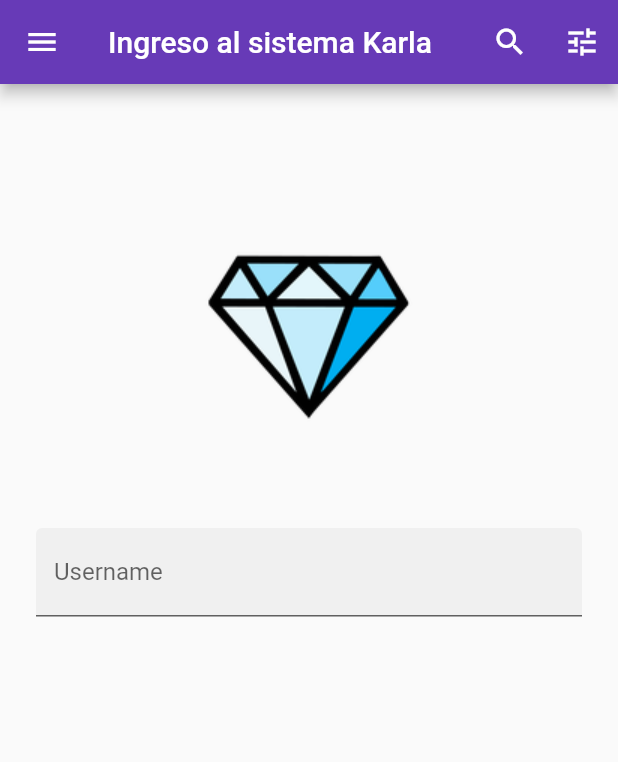
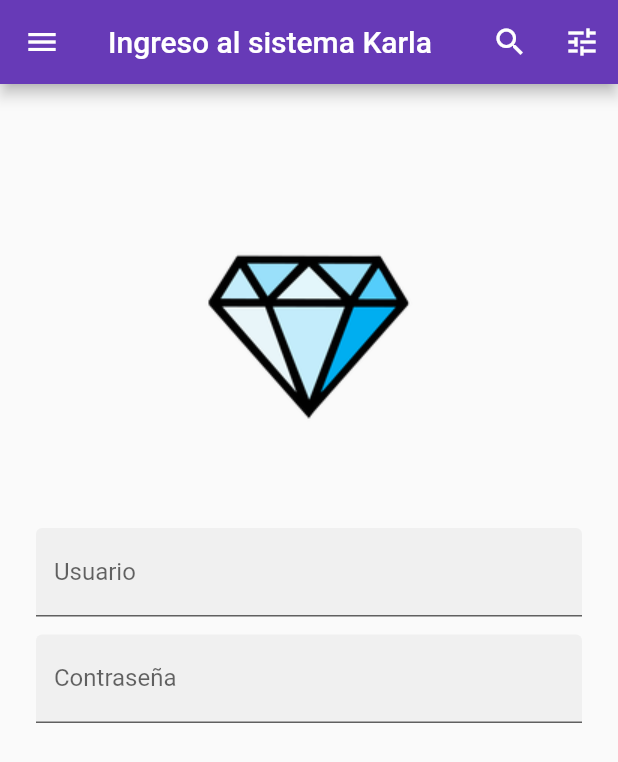
Before and after one commit to karla1901/iOSp8_Login, a Flutter app: the screen it shows after launch, on a phone screen of 412 x 824 dp. Shown: the top 762 px of the screen. Run offline on Flutter 3.47's test engine with Material 2 defaults, Android fonts, the phone set to English and light mode, and no system bars.

```diff
--- a/lib/main.dart
+++ b/lib/main.dart
@@ -90,8 +90,16 @@ class _IngresoSistemaState extends State<IngresoSistema> {
                     decoration: InputDecoration(
                     filled: true,
                     //fillColor: Colors.indigo,
-                    labelText: 'Username',
+                    labelText: 'Usuario',
                     ),
+                  ),
+                  SizedBox(height: 12.0),
+                  TextField(
+                    decoration: InputDecoration(
+                      filled: true,
+                      labelText: 'Contraseña',
+                    ),
+                    obscureText: true,
                   ),
                 ],//fin de widget
               ),//fin de columna
```
Also changed, not shown: 1 other file.
